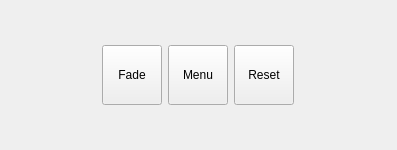
First picture: the form in src/nimbro/tools/led_widget/include/led_widget/led_widget.ui, repository AIS-Bonn/humanoid_op_ros, before the edit.
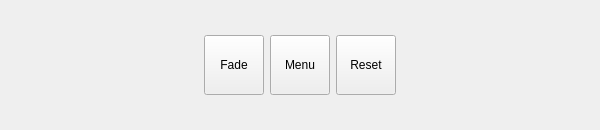
Second picture: the form after the edit.

```diff
--- a/src/nimbro/tools/led_widget/include/led_widget/led_widget.ui
+++ b/src/nimbro/tools/led_widget/include/led_widget/led_widget.ui
@@ -6,17 +6,21 @@
    <rect>
     <x>0</x>
     <y>0</y>
-    <width>397</width>
-    <height>150</height>
+    <width>600</width>
+    <height>140</height>
    </rect>
   </property>
+  <property name="maximumSize">
+   <size>
+    <width>16777215</width>
+    <height>130</height>
+   </size>
+  </property>
   <property name="windowTitle">
    <string>LED Widget</string>
   </property>
   <layout class="QGridLayout" name="gridLayout">
    <item row="0" column="0">
-    <layout class="QGridLayout" name="gridLayout_2">
-     <item row="0" column="0">
       <layout class="QHBoxLayout" name="LEDLayout">
        <property name="spacing">
         <number>15</number>
@@ -102,8 +106,6 @@
           <string>Reset</string>
          </property>
         </widget>
-       </item>
-      </layout>
      </item>
     </layout>
    </item>
```
Lines whose indentation alone changed are shown as unchanged.
